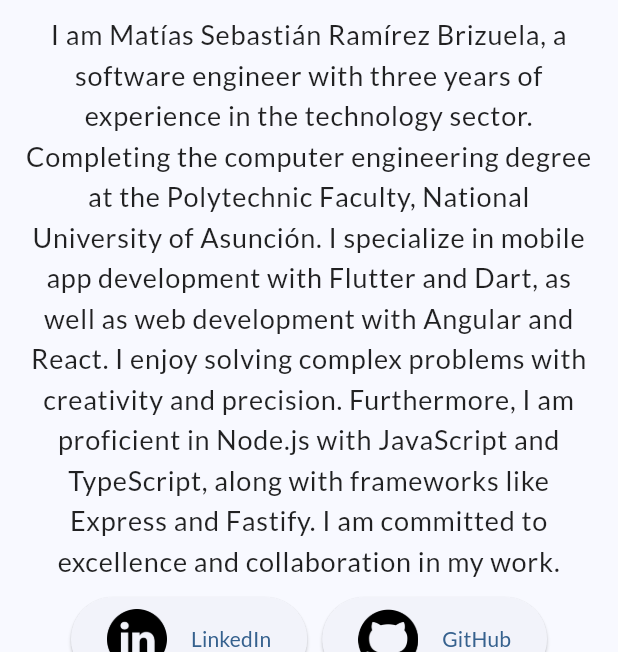
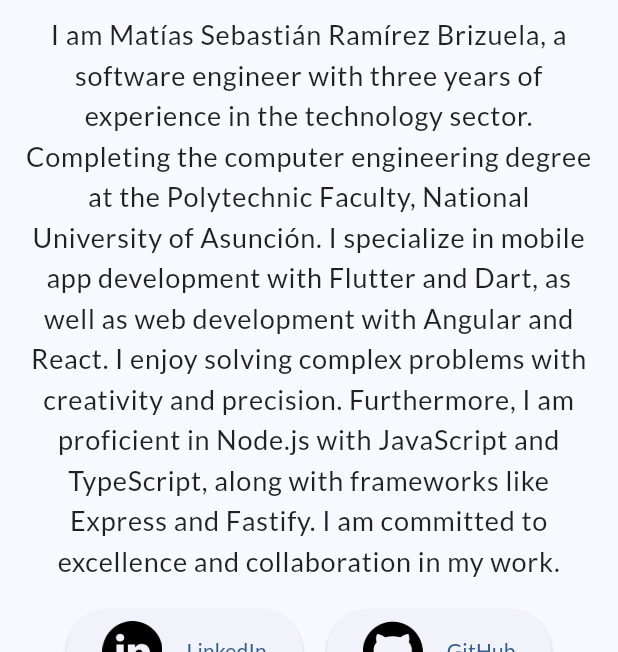
Before and after one commit to ramirezsebas/portfolio, a Flutter app: the screen it shows after launch, on a phone screen of 412 x 824 dp, the part 584-1236 px from its top. Run offline on Flutter 3.47's test engine with Material 3 defaults, Android fonts, the phone set to English and light mode, and no system bars; drawn by our look-alikes of card_swiper; our stand-ins replace flutter_riverpod, go_router, google_fonts, riverpod_annotation; generated files the repository leaves out were written again.

Commit message:
Refactor social media buttons in NameBio widget

```diff
--- a/lib/widgets/name_bio.dart
+++ b/lib/widgets/name_bio.dart
@@ -38,11 +38,13 @@ class NameBio extends StatelessWidget {
         const SizedBox(
           height: 10,
         ),
-        Wrap(
-          spacing: 10,
+        Row(
+          mainAxisAlignment: MainAxisAlignment.center,
           children: socialMedias
               .map(
-                (skill) => ElevatedButton.icon(
+                (skill) => Padding(
+                  padding: const EdgeInsets.all(8.0),
+                  child: ElevatedButton.icon(
                     onPressed: () {
                       final uri = Uri.parse(skill.url);
                       launchUrl(uri)
@@ -66,6 +68,7 @@ class NameBio extends StatelessWidget {
                     ),
                     label: Text(skill.name),
                   ),
+                ),
               )
               .toList(),
         ),
```
Lines whose indentation alone changed are shown as unchanged.
